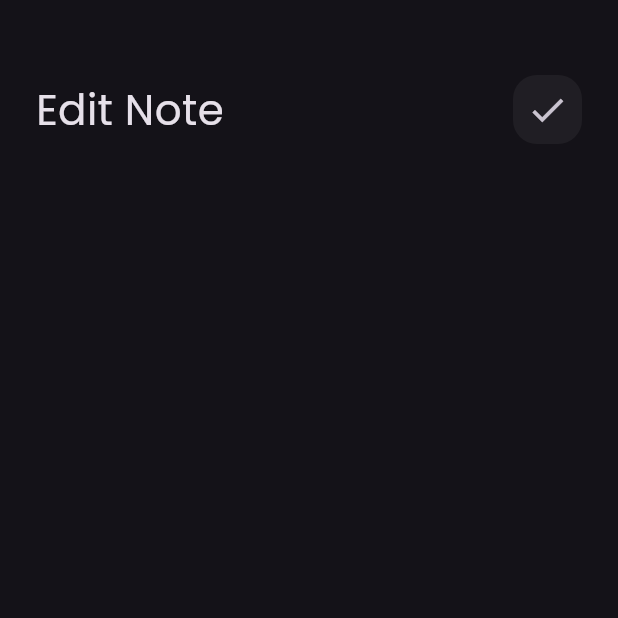
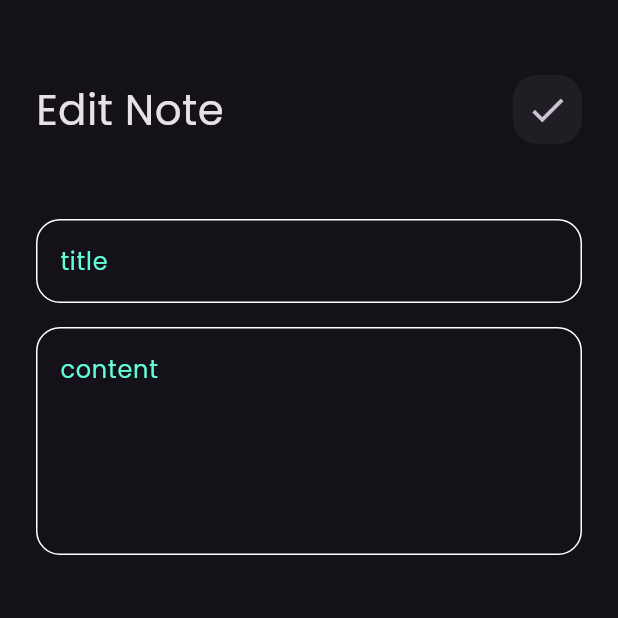
Before and after one commit to Rofaida-yousry26/notes_app, a Flutter app: the EditNoteView screen opened directly, on a phone screen of 412 x 824 dp, the top half of it. Run offline on Flutter 3.47's test engine with Material 3 defaults, Android fonts, the phone set to English and light mode, and no system bars; our stand-ins replace font_awesome_flutter.

Commit message:
edit note view ui

```diff
--- a/lib/widgets/edit_view_body.dart
+++ b/lib/widgets/edit_view_body.dart
@@ -1,5 +1,6 @@
 import 'package:flutter/material.dart';
 import 'package:notes_application/widgets/custom_app_bar.dart';
+import 'package:notes_application/widgets/custom_text_field.dart';
 
 class EditNoteViewBody extends StatelessWidget {
   const EditNoteViewBody({super.key});
@@ -10,8 +11,13 @@ class EditNoteViewBody extends StatelessWidget {
       padding: const EdgeInsets.symmetric(horizontal: 24),
       child: Column(
         children: const[
-          const SizedBox(height: 50),
-          const CustomAppBar(title: 'Edit Note', icon: Icons.check,),
+           SizedBox(height: 50),
+           CustomAppBar(title: 'Edit Note', icon: Icons.check,),
+           SizedBox(height: 50),
+           CustomTextField(hint: 'title'),
+           SizedBox(height: 16),
+           CustomTextField(hint: 'content',
+           maxLines: 5,)
 
 
         ],
```
